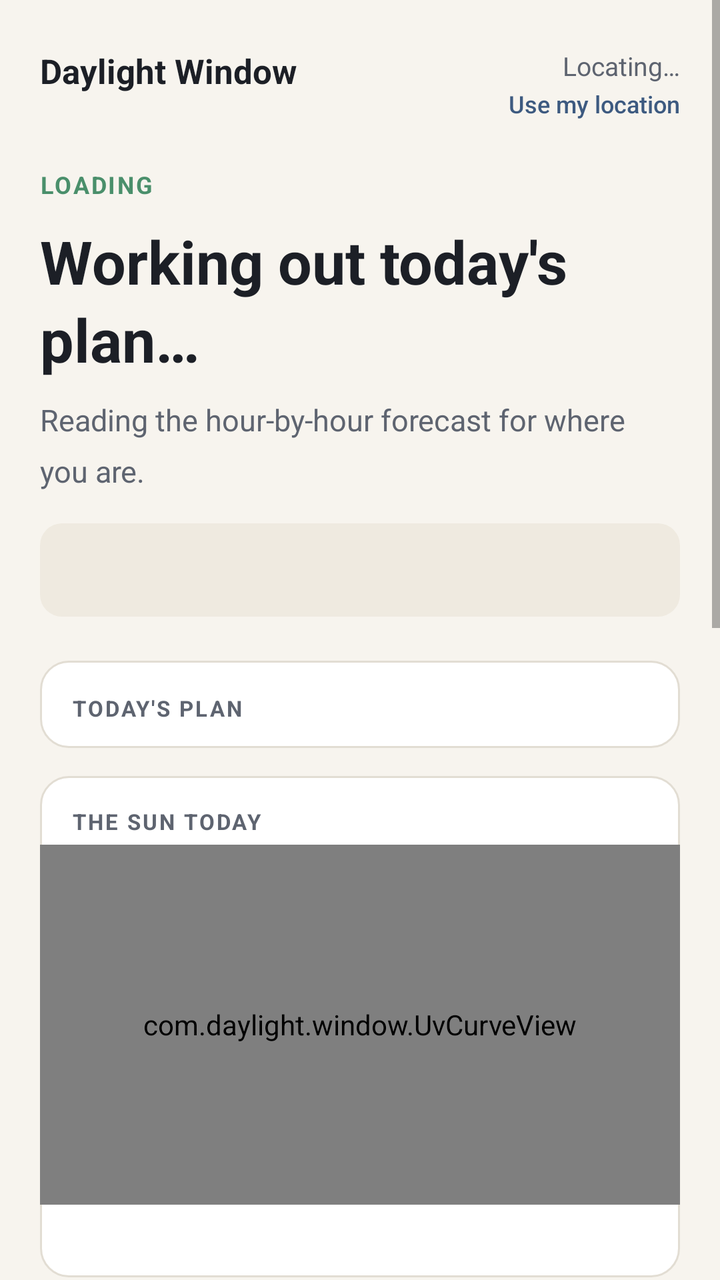
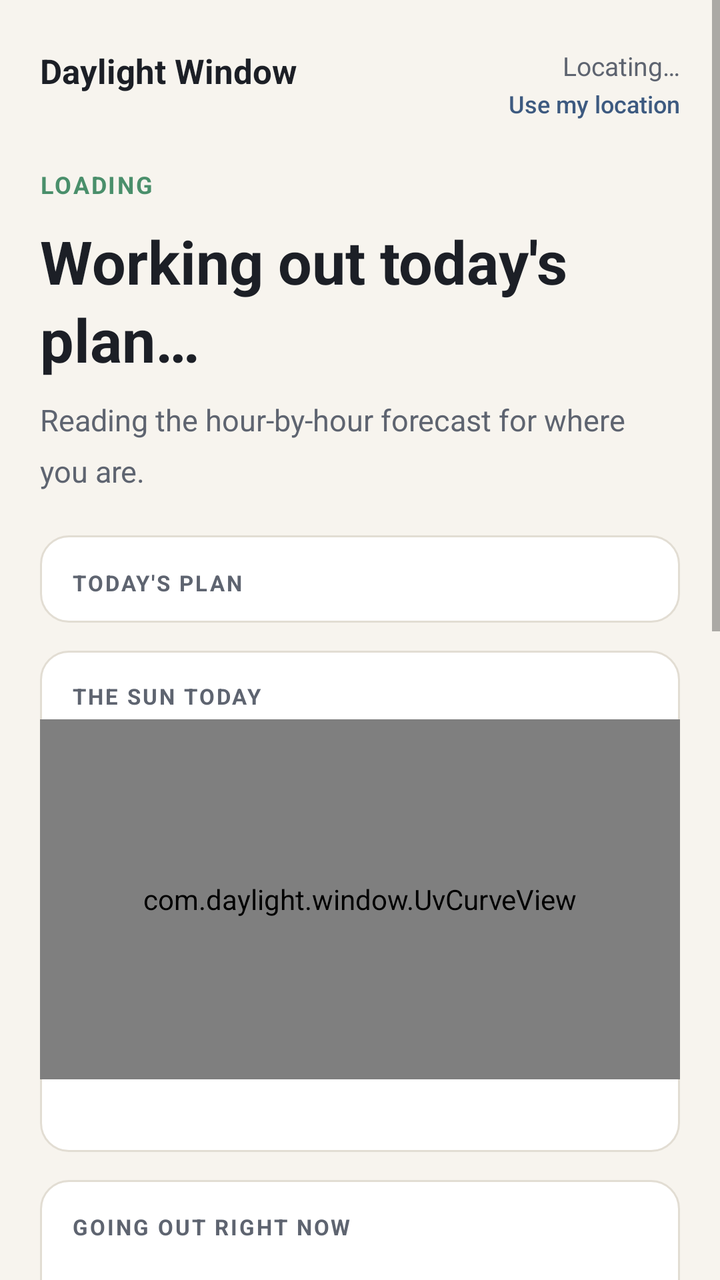

Screens rendered from an Android XML layout before and after an edit, with the pre-edit source and the edit as a unified diff.
<!-- AndroidManifest.xml: application theme Theme.Daylight -->
<!-- res/layout/activity_main.xml -->
<?xml version="1.0" encoding="utf-8"?>
<ScrollView xmlns:android="http://schemas.android.com/apk/res/android"
    android:layout_width="match_parent"
    android:layout_height="match_parent"
    android:background="@color/paper"
    android:fillViewport="true">

    <LinearLayout
        android:layout_width="match_parent"
        android:layout_height="wrap_content"
        android:orientation="vertical"
        android:paddingStart="20dp"
        android:paddingEnd="20dp"
        android:paddingTop="24dp"
        android:paddingBottom="40dp">

        
        <LinearLayout
            android:layout_width="match_parent"
            android:layout_height="wrap_content"
            android:baselineAligned="true"
            android:orientation="horizontal">

            <TextView
                android:layout_width="0dp"
                android:layout_height="wrap_content"
                android:layout_weight="1"
                android:text="@string/app_name"
                android:textColor="@color/ink"
                android:textSize="17sp"
                android:textStyle="bold" />

            <LinearLayout
                android:layout_width="wrap_content"
                android:layout_height="wrap_content"
                android:gravity="end"
                android:orientation="vertical">

                <TextView
                    android:id="@+id/place"
                    android:layout_width="wrap_content"
                    android:layout_height="wrap_content"
                    android:text="@string/locating"
                    android:textColor="@color/ink_soft"
                    android:textSize="13sp" />

                <Button
                    android:id="@+id/relocate"
                    style="?android:attr/borderlessButtonStyle"
                    android:layout_width="wrap_content"
                    android:layout_height="wrap_content"
                    android:minHeight="0dp"
                    android:minWidth="0dp"
                    android:paddingStart="0dp"
                    android:paddingEnd="0dp"
                    android:paddingTop="2dp"
                    android:paddingBottom="2dp"
                    android:text="@string/use_my_location"
                    android:textAllCaps="false"
                    android:textColor="@color/accent"
                    android:textSize="12sp" />
            </LinearLayout>
        </LinearLayout>

        
        <TextView
            android:id="@+id/status"
            android:layout_width="wrap_content"
            android:layout_height="wrap_content"
            android:layout_marginTop="22dp"
            android:letterSpacing="0.08"
            android:text="@string/status_loading"
            android:textAllCaps="true"
            android:textColor="@color/uv_none"
            android:textSize="12sp"
            android:textStyle="bold" />

        <TextView
            android:id="@+id/headline"
            android:layout_width="match_parent"
            android:layout_height="wrap_content"
            android:layout_marginTop="10dp"
            android:lineSpacingMultiplier="1.1"
            android:text="@string/headline_loading"
            android:textColor="@color/ink"
            android:textSize="30sp"
            android:textStyle="bold" />

        <TextView
            android:id="@+id/detail"
            android:layout_width="match_parent"
            android:layout_height="wrap_content"
            android:layout_marginTop="10dp"
            android:lineSpacingMultiplier="1.4"
            android:text="@string/detail_loading"
            android:textColor="@color/ink_soft"
            android:textSize="15sp" />

        
        <TextView
            android:id="@+id/safety"
            android:layout_width="match_parent"
            android:layout_height="wrap_content"
            android:layout_marginTop="16dp"
            android:background="@drawable/safety_panel"
            android:lineSpacingMultiplier="1.45"
            android:padding="14dp"
            android:textColor="@color/ink"
            android:textSize="13.5sp" />

        
        <LinearLayout
            android:layout_width="match_parent"
            android:layout_height="wrap_content"
            android:layout_marginTop="22dp"
            android:background="@drawable/card"
            android:orientation="vertical">

            <LinearLayout
                android:layout_width="match_parent"
                android:layout_height="wrap_content"
                android:baselineAligned="true"
                android:orientation="horizontal"
                android:paddingStart="16dp"
                android:paddingEnd="16dp"
                android:paddingTop="14dp"
                android:paddingBottom="12dp">

                <TextView
                    android:layout_width="0dp"
                    android:layout_height="wrap_content"
                    android:layout_weight="1"
                    android:letterSpacing="0.09"
                    android:text="@string/todays_plan"
                    android:textAllCaps="true"
                    android:textColor="@color/ink_soft"
                    android:textSize="11sp"
                    android:textStyle="bold" />

                <TextView
                    android:id="@+id/total"
                    android:layout_width="wrap_content"
                    android:layout_height="wrap_content"
                    android:maxLines="1"
                    android:textColor="@color/ink"
                    android:textSize="13sp"
                    android:textStyle="bold" />
            </LinearLayout>

            <LinearLayout
                android:id="@+id/plan"
                android:layout_width="match_parent"
                android:layout_height="wrap_content"
                android:orientation="vertical" />
        </LinearLayout>

        
        <LinearLayout
            android:layout_width="match_parent"
            android:layout_height="wrap_content"
            android:layout_marginTop="14dp"
            android:background="@drawable/card"
            android:orientation="vertical"
            android:paddingBottom="6dp">

            <LinearLayout
                android:layout_width="match_parent"
                android:layout_height="wrap_content"
                android:baselineAligned="true"
                android:orientation="horizontal"
                android:paddingStart="16dp"
                android:paddingEnd="16dp"
                android:paddingTop="14dp">

                <TextView
                    android:layout_width="0dp"
                    android:layout_height="wrap_content"
                    android:layout_weight="1"
                    android:letterSpacing="0.09"
                    android:text="@string/sun_today"
                    android:textAllCaps="true"
                    android:textColor="@color/ink_soft"
                    android:textSize="11sp"
                    android:textStyle="bold" />

                <TextView
                    android:id="@+id/peak"
                    android:layout_width="wrap_content"
                    android:layout_height="wrap_content"
                    android:maxLines="1"
                    android:textColor="@color/ink_soft"
                    android:textSize="12sp" />
            </LinearLayout>

            <com.daylight.window.UvCurveView
                android:id="@+id/curve"
                android:layout_width="match_parent"
                android:layout_height="180dp"
                android:layout_marginTop="4dp" />

            <TextView
                android:id="@+id/source_note"
                android:layout_width="match_parent"
                android:layout_height="wrap_content"
                android:lineSpacingMultiplier="1.4"
                android:paddingStart="16dp"
                android:paddingEnd="16dp"
                android:paddingTop="4dp"
                android:paddingBottom="10dp"
                android:textColor="@color/ink_soft"
                android:textSize="12sp" />
        </LinearLayout>

        
        <LinearLayout
            android:layout_width="match_parent"
            android:layout_height="wrap_content"
            android:layout_marginTop="14dp"
            android:background="@drawable/card"
            android:orientation="vertical"
            android:padding="16dp">

            <TextView
                android:layout_width="match_parent"
                android:layout_height="wrap_content"
                android:letterSpacing="0.09"
                android:text="@string/going_out_now"
                android:textAllCaps="true"
                android:textColor="@color/ink_soft"
                android:textSize="11sp"
                android:textStyle="bold" />

            <TextView
                android:id="@+id/trip_status"
                android:layout_width="match_parent"
                android:layout_height="wrap_content"
                android:layout_marginTop="8dp"
                android:lineSpacingMultiplier="1.4"
                android:textColor="@color/ink"
                android:textSize="14sp" />

            <Button
                android:id="@+id/trip"
                android:layout_width="match_parent"
                android:layout_height="wrap_content"
                android:layout_marginTop="12dp"
                android:text="@string/trip_start"
                android:textAllCaps="false" />
        </LinearLayout>

        
        <TextView
            android:layout_width="match_parent"
            android:layout_height="wrap_content"
            android:layout_marginTop="26dp"
            android:text="@string/label_skin"
            android:textColor="@color/ink_soft"
            android:textSize="13sp" />

        <Spinner
            android:id="@+id/skin"
            android:layout_width="match_parent"
            android:layout_height="wrap_content"
            android:layout_marginTop="4dp" />

        <TextView
            android:layout_width="match_parent"
            android:layout_height="wrap_content"
            android:layout_marginTop="16dp"
            android:text="@string/label_profile"
            android:textColor="@color/ink_soft"
            android:textSize="13sp" />

        <Spinner
            android:id="@+id/profile"
            android:layout_width="match_parent"
            android:layout_height="wrap_content"
            android:layout_marginTop="4dp" />

        <TextView
            android:id="@+id/profile_note"
            android:layout_width="match_parent"
            android:layout_height="wrap_content"
            android:layout_marginTop="8dp"
            android:lineSpacingMultiplier="1.45"
            android:textColor="@color/ink_soft"
            android:textSize="12.5sp" />

        <TextView
            android:layout_width="match_parent"
            android:layout_height="wrap_content"
            android:layout_marginTop="16dp"
            android:text="@string/label_shape"
            android:textColor="@color/ink_soft"
            android:textSize="13sp" />

        <Spinner
            android:id="@+id/shape"
            android:layout_width="match_parent"
            android:layout_height="wrap_content"
            android:layout_marginTop="4dp" />

        <TextView
            android:layout_width="match_parent"
            android:layout_height="wrap_content"
            android:layout_marginTop="16dp"
            android:text="@string/label_alerts"
            android:textColor="@color/ink_soft"
            android:textSize="13sp" />

        <Spinner
            android:id="@+id/alerts"
            android:layout_width="match_parent"
            android:layout_height="wrap_content"
            android:layout_marginTop="4dp" />

        
        <Button
            android:id="@+id/sources"
            android:layout_width="match_parent"
            android:layout_height="wrap_content"
            android:layout_marginTop="24dp"
            android:text="@string/where_numbers_come_from"
            android:textAllCaps="false" />

        <TextView
            android:layout_width="match_parent"
            android:layout_height="wrap_content"
            android:layout_marginTop="18dp"
            android:lineSpacingMultiplier="1.5"
            android:text="@string/footer_caveat"
            android:textColor="@color/ink_soft"
            android:textSize="12.5sp" />
    </LinearLayout>
</ScrollView>
<!-- resources referenced by this layout -->
<resources>
  <color name="accent">#FF3D5A80</color>
  <color name="ink">#FF1C1F26</color>
  <color name="ink_soft">#FF5E6470</color>
  <color name="paper">#FFF7F4EE</color>
  <color name="uv_none">#FF4A8F6B</color>
  <!-- drawable card (drawable) -->
  <?xml version="1.0" encoding="utf-8"?>
  <shape xmlns:android="http://schemas.android.com/apk/res/android"
      android:shape="rectangle">
      <solid android:color="@color/raised" />
      <stroke android:width="1dp" android:color="@color/rule" />
      <corners android:radius="14dp" />
  </shape>
  <!-- drawable safety_panel (drawable) -->
  <?xml version="1.0" encoding="utf-8"?>
  <shape xmlns:android="http://schemas.android.com/apk/res/android"
      android:shape="rectangle">
      <solid android:color="@color/safety_panel" />
      <corners android:radius="11dp" />
  </shape>
  <string name="app_name">Daylight Window</string>
  <string name="detail_loading">Reading the hour-by-hour forecast for where you are.</string>
  <string name="footer_caveat">No amount of sun is completely free of risk — that is measured, not a disclaimer. The risk falls as the sun weakens but never reaches zero. This app finds the gentlest daylight of your day and keeps your total under a published safety limit. It is not medical advice.</string>
  <string name="going_out_now">Going out right now</string>
  <string name="headline_loading">Working out today\'s plan…</string>
  <string name="label_alerts">How to tell me</string>
  <string name="label_profile">How much sun per day</string>
  <string name="label_shape">How to split your time</string>
  <string name="label_skin">Skin type</string>
  <string name="locating">Locating…</string>
  <string name="status_loading">Loading</string>
  <string name="sun_today">The sun today</string>
  <string name="todays_plan">Today\'s plan</string>
  <string name="trip_start">I am going outside now</string>
  <string name="use_my_location">Use my location</string>
  <string name="where_numbers_come_from">Where these numbers come from</string>
  <style name="Theme.Daylight" parent="Theme.AppCompat.DayNight.NoActionBar">
          <item name="android:colorBackground">@color/paper</item>
          <item name="android:textColorPrimary">@color/ink</item>
          <item name="android:statusBarColor">@color/paper</item>
          <item name="colorAccent">@color/accent</item>
      </style>
  <color name="raised">#FFFFFFFF</color>
  <color name="rule">#FFE2DDD3</color>
  <color name="safety_panel">#FFEFEAE0</color>
</resources>

<!-- the commit's change to res/layout/activity_main.xml (unified diff, before → after) -->
@@ -97,18 +97,6 @@
             android:textSize="15sp" />
 
         
-        <TextView
-            android:id="@+id/safety"
-            android:layout_width="match_parent"
-            android:layout_height="wrap_content"
-            android:layout_marginTop="16dp"
-            android:background="@drawable/safety_panel"
-            android:lineSpacingMultiplier="1.45"
-            android:padding="14dp"
-            android:textColor="@color/ink"
-            android:textSize="13.5sp" />
-
-        
         <LinearLayout
             android:layout_width="match_parent"
             android:layout_height="wrap_content"
@@ -286,6 +274,18 @@
             android:textColor="@color/ink_soft"
             android:textSize="12.5sp" />
 
+        
+        <TextView
+            android:id="@+id/safety"
+            android:layout_width="match_parent"
+            android:layout_height="wrap_content"
+            android:layout_marginTop="10dp"
+            android:background="@drawable/safety_panel"
+            android:lineSpacingMultiplier="1.45"
+            android:padding="14dp"
+            android:textColor="@color/ink"
+            android:textSize="12.5sp" />
+
         <TextView
             android:layout_width="match_parent"
             android:layout_height="wrap_content"
